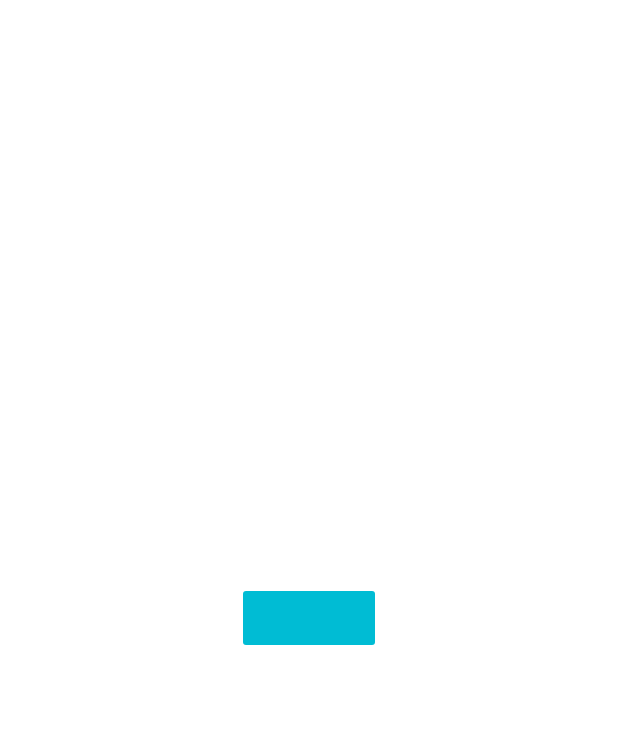
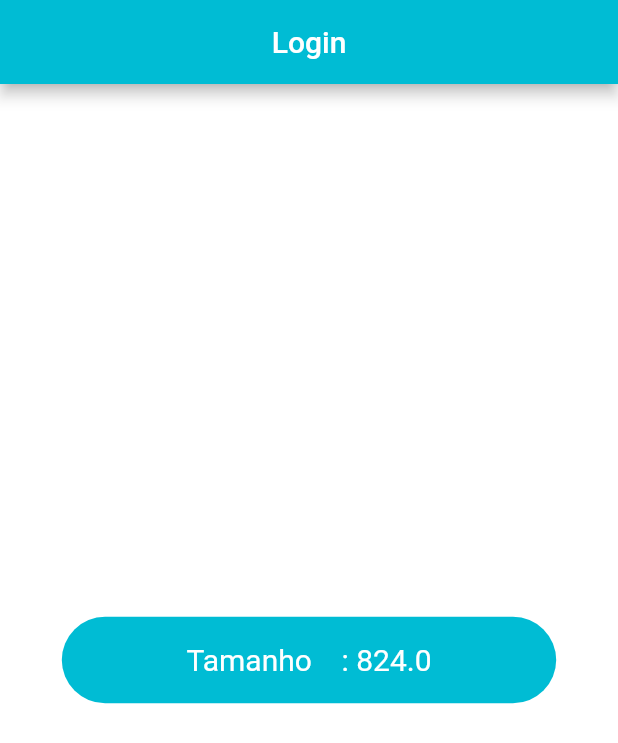
Before and after one commit to MoisesSDelmoro/AppLocation-Flutter, a Flutter app: the screen it shows after launch, on a phone screen of 412 x 824 dp. Shown: the top 743 px of the screen. Run offline on Flutter 3.47's test engine with Material 2 defaults, Android fonts, the phone set to English and light mode, and no system bars; our stand-ins replace location.

Commit message:
inicio da tela de login

```diff
--- /dev/null
+++ b/lib/Login/login.dart
@@ -0,0 +1,40 @@
+import 'package:flutter/material.dart';
+
+class Login extends StatelessWidget {
+  const Login({Key? key}) : super(key: key);
+
+  @override
+  Widget build(BuildContext context) {
+    Size size = MediaQuery.of(context).size;
+
+    return Scaffold(
+      backgroundColor: Colors.white,
+      appBar: AppBar(
+        title: const Center(
+          child: Text(
+            'Login',
+            style: TextStyle(fontSize: 20.0, color: Colors.white),
+          ),
+        ),
+      ),
+      body: Center(
+        child: Container(
+          width: size.width * 0.80,
+          height: size.height * 0.07,
+          decoration: BoxDecoration(
+            color: Colors.cyan,
+            borderRadius: BorderRadius.all(
+              Radius.circular(50),
+            ),
+          ),
+          child: Center(
+            child: Text(
+              'Tamanho    : ${size.height}',
+              style: TextStyle(fontSize: 20.0, color: Colors.white),
+            ),
+          ),
+        ),
+      ),
+    );
+  }
+}
--- a/lib/main.dart
+++ b/lib/main.dart
@@ -1,3 +1,4 @@
+import 'package:app/Login/login.dart';
 import 'package:app/services/location.dart';
 import 'package:flutter/material.dart';
 
@@ -11,9 +12,9 @@ class MyApp extends StatelessWidget {
     return MaterialApp(
       title: 'APP location',
       theme: ThemeData(
-        primarySwatch: Colors.blue,
+        primarySwatch: Colors.cyan,
       ),
-      home: LocationApp(),
+      home: Login(),
     );
   }
 }
--- a/lib/services/location.dart
+++ b/lib/services/location.dart
@@ -33,11 +33,13 @@ class LocationApp extends StatelessWidget {
     longitude = _locationData.longitude!;
 
     locationStudent = [latitude, longitude];
-    print("--------------------------------------------------");
-    print(latitude);
-    print("++++++");
-    print(longitude);
-    print("--------------------------------------------------");
+    print(" ________________________");
+    print("| Latitude:  " +
+        latitude.toString() +
+        " |\n| Longitude: " +
+        longitude.toString() +
+        " |");
+    print("|________________________|");
     return locationStudent;
   }
 
```
